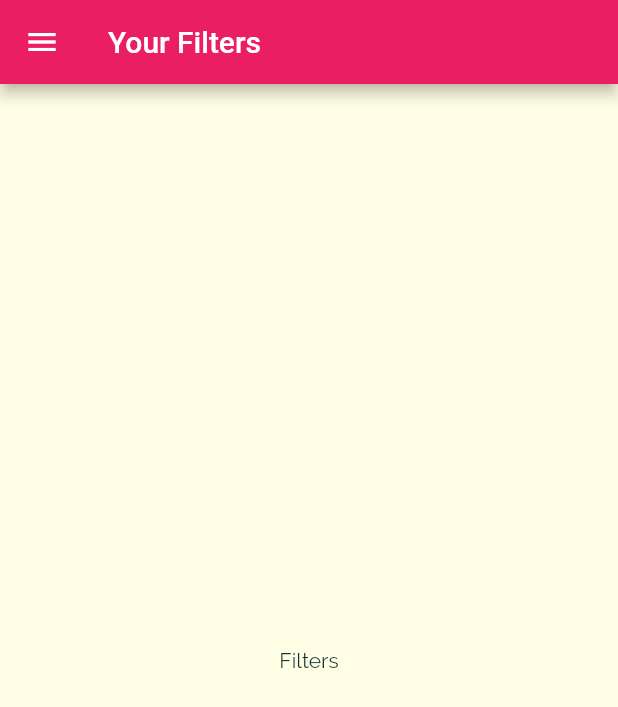
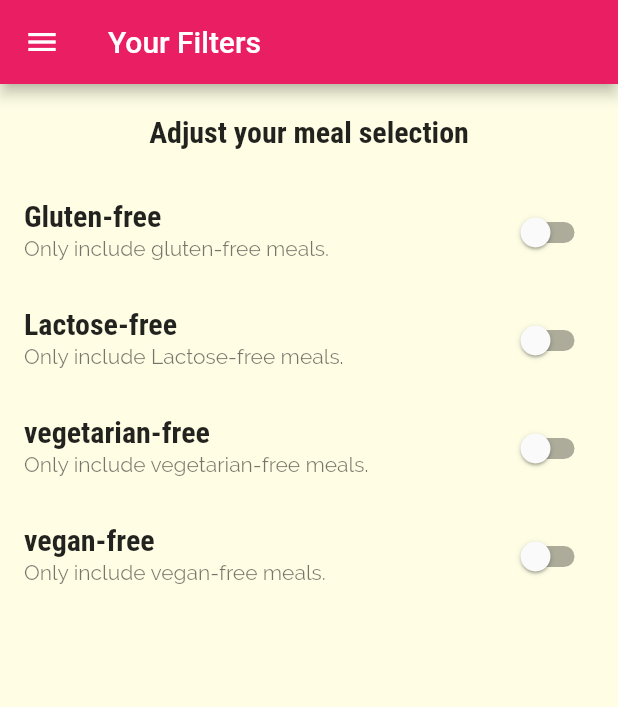
Before and after one commit to Waleed-Ibrahim14/meals_app, a Flutter app: the FiltersScreen screen opened by its route, on a phone screen of 412 x 824 dp. Shown: the top 707 px of the screen. Run offline on Flutter 3.47's test engine with Material 2 defaults, Android fonts, the phone set to English and light mode, and no system bars.

Commit message:
add filters_screen.

```diff
--- a/lib/screens/filters_screen.dart
+++ b/lib/screens/filters_screen.dart
@@ -1,17 +1,105 @@
 import 'package:flutter/material.dart';
 import '../widgets/main_drawer.dart';
 
-class FiltersScreen extends StatelessWidget {
+class FiltersScreen extends StatefulWidget {
+  const FiltersScreen({Key? key}) : super(key: key);
   static const routeName = '/filters';
+
+  @override
+  State<FiltersScreen> createState() => _FiltersScreenState();
+}
+
+class _FiltersScreenState extends State<FiltersScreen> {
+  var _glutrnFree = false;
+  var _vegetarian = false;
+  var _vegan = false;
+  var _loctoseFree = false;
+
+  Widget _buildSwitchListTile(
+    String title,
+    String description,
+    bool currentValue,
+     updateValue,
+  ) {
+    return SwitchListTile(
+      title: Text(title),
+      value: currentValue,
+      subtitle: Text(description),
+      onChanged: updateValue,
+    );
+  }
+
   @override
   Widget build(BuildContext context) {
     return Scaffold(
       appBar: AppBar(
-        title:const Text('Your Filters'),
+        title: const Text('Your Filters'),
       ),
       drawer: const MainDrawer(),
-      body: Container(
-        child: Center(child: Text('Filters')),
+      body: Column(
+        children: <Widget>[
+          Container(
+            padding: const EdgeInsets.all(20),
+            child: Text(
+              'Adjust your meal selection',
+              style: Theme.of(context).textTheme.subtitle1,
+            ),
+          ),
+          Expanded(
+            child: ListView(
+              children: <Widget>[
+                _buildSwitchListTile(
+                  'Gluten-free',
+                  'Only include gluten-free meals.',
+                  _glutrnFree,
+                  (newValue) {
+                    setState(
+                      () {
+                        _glutrnFree = newValue;
+                      },
+                    );
+                  },
+                ),
+                _buildSwitchListTile(
+                  'Lactose-free',
+                  'Only include Lactose-free meals.',
+                  _loctoseFree,
+                  (newValue) {
+                    setState(
+                      () {
+                        _loctoseFree = newValue;
+                      },
+                    );
+                  },
+                ),
+                _buildSwitchListTile(
+                  'vegetarian-free',
+                  'Only include vegetarian-free meals.',
+                  _vegetarian,
+                  (newValue) {
+                    setState(
+                      () {
+                        _vegetarian = newValue;
+                      },
+                    );
+                  },
+                ),
+                _buildSwitchListTile(
+                  'vegan-free',
+                  'Only include vegan-free meals.',
+                  _vegan,
+                  (newValue) {
+                    setState(
+                      () {
+                        _vegan = newValue;
+                      },
+                    );
+                  },
+                ),
+              ],
+            ),
+          ),
+        ],
       ),
     );
   }
--- a/lib/screens/meal_detail_screen.dart
+++ b/lib/screens/meal_detail_screen.dart
@@ -86,6 +86,12 @@ class MealDetailScreen extends StatelessWidget {
           ],
         ),
       ),
+      floatingActionButton: FloatingActionButton(
+        onPressed: () {
+          Navigator.of(context).pop(mealId);
+        },
+        child: const Icon(Icons.delete),
+      ),
     );
   }
 }
```
Also changed, not shown: lib/screens/category_meals_screen.dart (+44 -18 lines), lib/widgets/meal_item.dart (+10 -2 lines).
